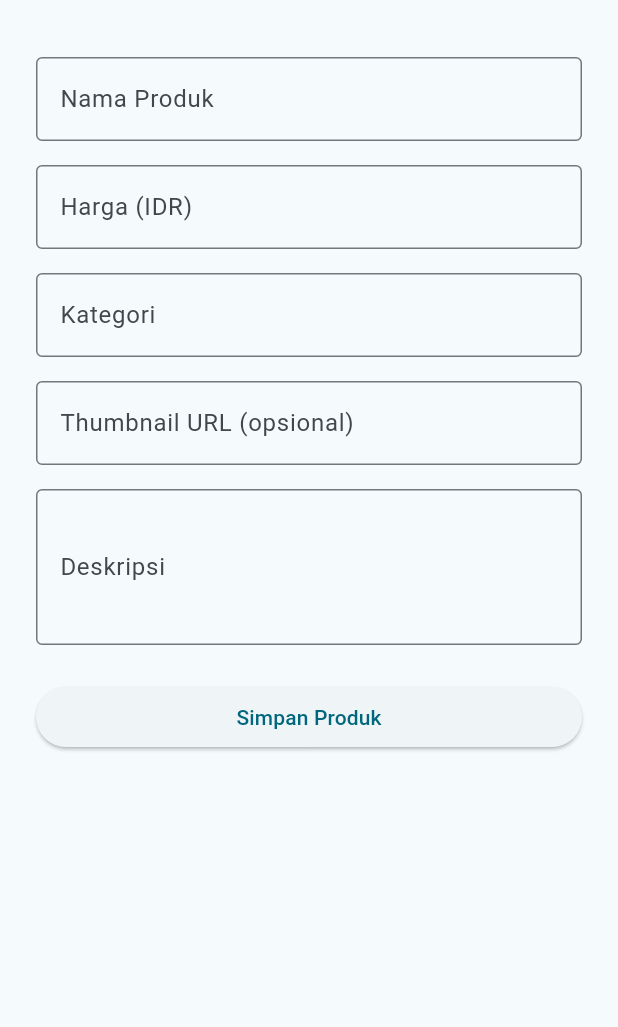
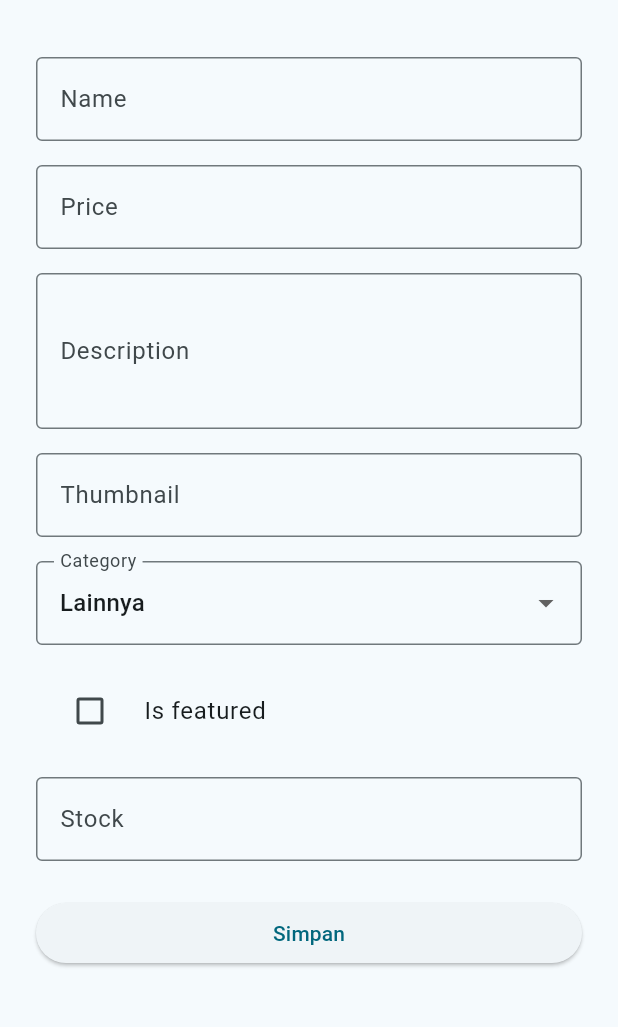
Before and after one commit to rivdy/football-shop-mobile, a Flutter app: the AddProductFormPage screen opened by its route, on a phone screen of 412 x 824 dp, the part 63-1090 px from its top. Run offline on Flutter 3.47's test engine with Material 3 defaults, Android fonts, the phone set to English and light mode, and no system bars; missing offline and left inert: pbp_django_auth.

Commit message:
Tugas 9: Integrasi Layanan Web Django dengan Aplikasi Flutter

```diff
--- /dev/null
+++ b/lib/constants.dart
@@ -0,0 +1 @@
+const String baseUrl = "http://127.0.0.1:8000";
--- a/lib/screens/add_product_form.dart
+++ b/lib/screens/add_product_form.dart
@@ -3,8 +3,6 @@ import 'package:pbp_django_auth/pbp_django_auth.dart';
 import 'package:provider/provider.dart';
 
 import '../widgets/left_drawer.dart';
-
-const String baseUrl = "http://127.0.0.1:8000";
 
 class AddProductFormPage extends StatefulWidget {
   static const String routeName = '/add-product';
@@ -20,9 +18,18 @@ class _AddProductFormPageState extends State<AddProductFormPage> {
 
   String name = '';
   String description = '';
-  String category = '';
   String? thumbnailUrl;
+  String? category;
   int price = 0;
+  int stock = 0;
+  bool isFeatured = false;
+
+  final List<String> categories = [
+    'Sepatu',
+    'Jersey',
+    'Bola',
+    'Lainnya',
+  ];
 
   @override
   Widget build(BuildContext context) {
@@ -42,7 +49,7 @@ class _AddProductFormPageState extends State<AddProductFormPage> {
             children: [
               TextFormField(
                 decoration: const InputDecoration(
-                  labelText: 'Nama Produk',
+                  labelText: 'Name',
                 ),
                 onSaved: (value) => name = value ?? '',
                 validator: (value) {
@@ -55,7 +62,7 @@ class _AddProductFormPageState extends State<AddProductFormPage> {
               const SizedBox(height: 16),
               TextFormField(
                 decoration: const InputDecoration(
-                  labelText: 'Harga (IDR)',
+                  labelText: 'Price',
                 ),
                 keyboardType: TextInputType.number,
                 onSaved: (value) {
@@ -74,27 +81,7 @@ class _AddProductFormPageState extends State<AddProductFormPage> {
               const SizedBox(height: 16),
               TextFormField(
                 decoration: const InputDecoration(
-                  labelText: 'Kategori',
-                ),
-                onSaved: (value) => category = value ?? '',
-                validator: (value) {
-                  if (value == null || value.isEmpty) {
-                    return 'Kategori wajib diisi';
-                  }
-                  return null;
-                },
-              ),
-              const SizedBox(height: 16),
-              TextFormField(
-                decoration: const InputDecoration(
-                  labelText: 'Thumbnail URL (opsional)',
-                ),
-                onSaved: (value) => thumbnailUrl = value,
-              ),
-              const SizedBox(height: 16),
-              TextFormField(
-                decoration: const InputDecoration(
-                  labelText: 'Deskripsi',
+                  labelText: 'Description',
                 ),
                 maxLines: 3,
                 onSaved: (value) => description = value ?? '',
@@ -105,49 +92,108 @@ class _AddProductFormPageState extends State<AddProductFormPage> {
                   return null;
                 },
               ),
+              const SizedBox(height: 16),
+              TextFormField(
+                decoration: const InputDecoration(
+                  labelText: 'Thumbnail',
+                ),
+                onSaved: (value) => thumbnailUrl = value,
+              ),
+              const SizedBox(height: 16),
+              DropdownButtonFormField<String>(
+                decoration: const InputDecoration(
+                  labelText: 'Category',
+                ),
+                value: category ?? 'Lainnya',
+                items: categories
+                    .map(
+                      (c) => DropdownMenuItem<String>(
+                        value: c,
+                        child: Text(c),
+                      ),
+                    )
+                    .toList(),
+                onChanged: (value) {
+                  setState(() {
+                    category = value;
+                  });
+                },
+                onSaved: (value) => category = value,
+                validator: (value) {
+                  if (value == null || value.isEmpty) {
+                    return 'Kategori wajib dipilih';
+                  }
+                  return null;
+                },
+              ),
+              const SizedBox(height: 16),
+              CheckboxListTile(
+                value: isFeatured,
+                onChanged: (value) {
+                  setState(() {
+                    isFeatured = value ?? false;
+                  });
+                },
+                title: const Text('Is featured'),
+                controlAffinity: ListTileControlAffinity.leading,
+              ),
+              const SizedBox(height: 16),
+              TextFormField(
+                decoration: const InputDecoration(
+                  labelText: 'Stock',
+                ),
+                keyboardType: TextInputType.number,
+                onSaved: (value) {
+                  stock = int.tryParse(value ?? '0') ?? 0;
+                },
+                validator: (value) {
+                  if (value == null || value.isEmpty) {
+                    return 'Stok wajib diisi';
+                  }
+                  if (int.tryParse(value) == null) {
+                    return 'Stok harus berupa angka';
+                  }
+                  return null;
+                },
+              ),
               const SizedBox(height: 24),
               ElevatedButton(
                 onPressed: () async {
                   if (!_formKey.currentState!.validate()) return;
-
                   _formKey.currentState!.save();
-                  final messenger = ScaffoldMessenger.of(context);
-                  final navigator = Navigator.of(context);
 
                   final response = await request.post(
-                    "$baseUrl/ajax/products/create/",
+                    "https://rivaldy-putra-footballshop.pbp.cs.ui.ac.id/ajax/products/create/",
                     {
                       "name": name,
                       "price": price.toString(),
                       "description": description,
-                      "category": category,
                       "thumbnail": thumbnailUrl ?? "",
+                      "category": category ?? "Lainnya",
+                      "stock": stock.toString(),
+                      "is_featured": isFeatured ? "on" : "",
+                      "user_id": request.jsonData["user_id"].toString(),
                     },
                   );
 
-                  if (!context.mounted) return;
+                  if (!mounted) return;
 
-                  if (response["ok"] == true || response["status"] == true) {
-                    messenger.showSnackBar(
+                  if (response["ok"] == true) {
+                    ScaffoldMessenger.of(context).showSnackBar(
                       const SnackBar(
-                        content: Text('Produk berhasil ditambahkan.'),
+                        content: Text("Produk berhasil ditambahkan."),
                       ),
                     );
-                    navigator.pop();
+                    Navigator.pop(context);
                   } else {
-                    messenger.showSnackBar(
+                    ScaffoldMessenger.of(context).showSnackBar(
                       SnackBar(
-                        content: Text(
-                          (response["message"] ??
-                                  response["errors"]?.toString() ??
-                                  "Gagal menambah produk.")
-                              .toString(),
-                        ),
+                        content: Text(response["errors"].toString()),
                       ),
                     );
                   }
                 },
-                child: const Text('Simpan Produk'),
+                child: const Text('Simpan'),
               ),
             ],
           ),
--- a/lib/screens/login.dart
+++ b/lib/screens/login.dart
@@ -2,10 +2,9 @@ import 'package:flutter/material.dart';
 import 'package:pbp_django_auth/pbp_django_auth.dart';
 import 'package:provider/provider.dart';
 
+import '../constants.dart';
 import 'menu.dart';
 import 'register.dart';
-
-const String baseUrl = "http://127.0.0.1:8000";
 
 class LoginPage extends StatefulWidget {
   const LoginPage({super.key});
--- a/lib/screens/product_list.dart
+++ b/lib/screens/product_list.dart
@@ -2,11 +2,10 @@ import 'package:flutter/material.dart';
 import 'package:pbp_django_auth/pbp_django_auth.dart';
 import 'package:provider/provider.dart';
 
+import '../constants.dart';
 import '../models/product.dart';
 import '../widgets/left_drawer.dart';
 import 'product_detail.dart';
-
-const String baseUrl = "http://127.0.0.1:8000";
 
 class ProductListPage extends StatefulWidget {
   const ProductListPage({super.key});
--- a/lib/screens/register.dart
+++ b/lib/screens/register.dart
@@ -2,7 +2,7 @@ import 'package:flutter/material.dart';
 import 'package:pbp_django_auth/pbp_django_auth.dart';
 import 'package:provider/provider.dart';
 
-const String baseUrl = "http://127.0.0.1:8000";
+import '../constants.dart';
 
 class RegisterPage extends StatefulWidget {
   const RegisterPage({super.key});
@@ -31,7 +31,7 @@ class _RegisterPageState extends State<RegisterPage> {
           children: [
             TextField(
               decoration: const InputDecoration(labelText: "Username"),
-              onChanged: (value) => username = value,
+              onChanged: (value) => username = value.trim(),
             ),
             const SizedBox(height: 16),
             TextField(
```
